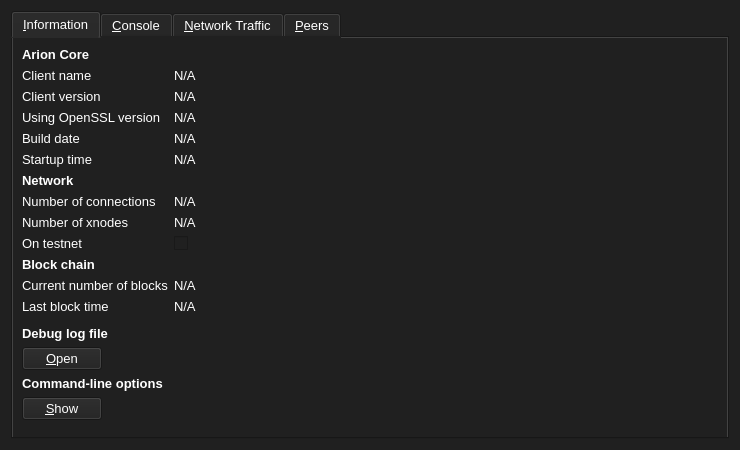
First picture: the form in src/qt/forms/rpcconsolesettings.ui, repository CryptoCoderz/Espers, before the edit.
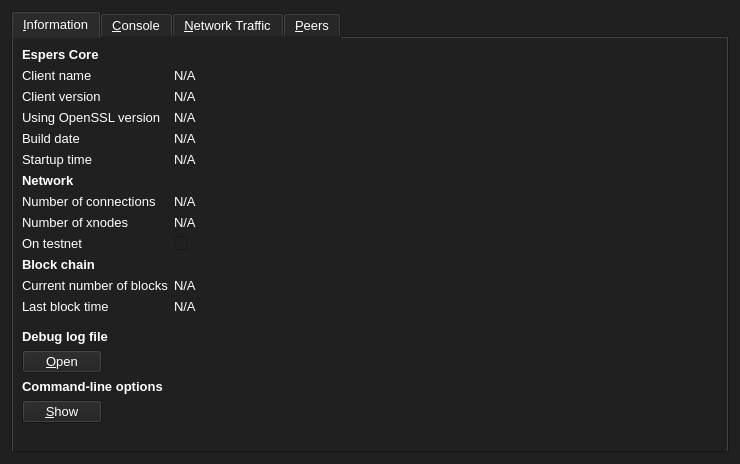
Second picture: the form after the edit. Icons and pictures are not drawn. Custom widgets are drawn as their Qt base class.

Diff of the .ui file:
```diff
--- a/src/qt/forms/rpcconsolesettings.ui
+++ b/src/qt/forms/rpcconsolesettings.ui
@@ -7,7 +7,7 @@
     <x>0</x>
     <y>0</y>
     <width>740</width>
-    <height>450</height>
+    <height>464</height>
    </rect>
   </property>
   <property name="windowTitle">
@@ -43,7 +43,7 @@
           </font>
          </property>
          <property name="text">
-          <string>Arion Core</string>
+          <string>Espers Core</string>
          </property>
         </widget>
        </item>
```
Left out of the diff: 4 changed lines with no effect on the pictures.
